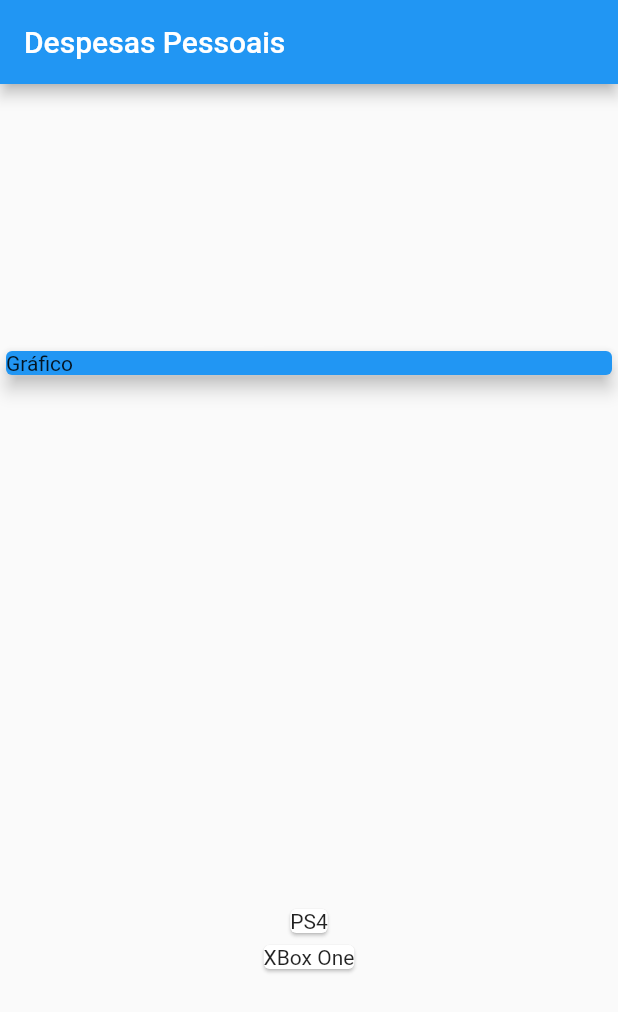
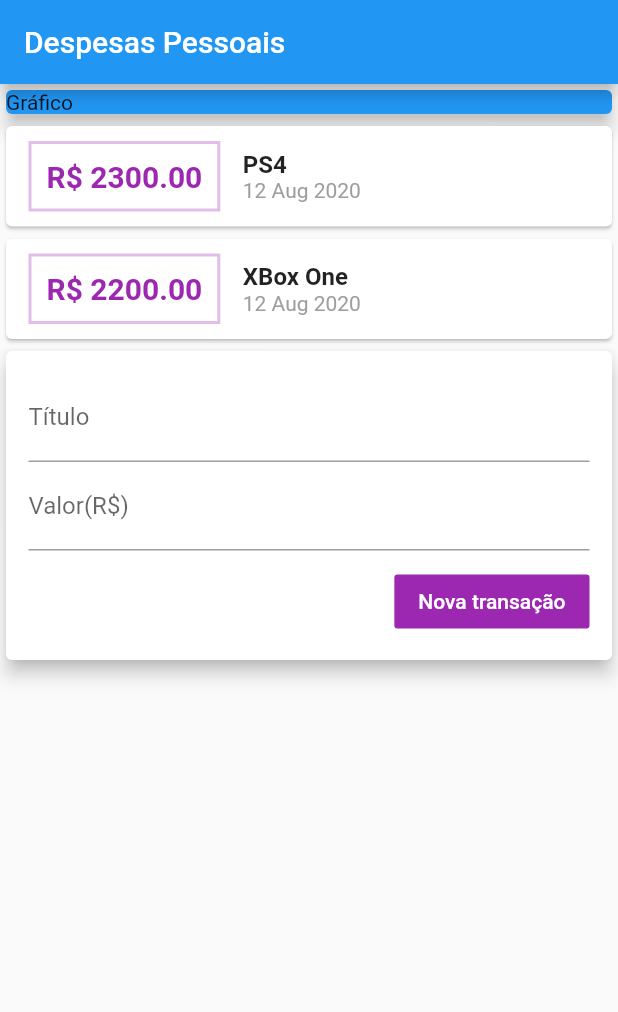
Before and after one commit to DiegoBezerra89/Flutter_course, a Flutter app: the screen it shows after launch, on a phone screen of 412 x 824 dp. Shown: the top 1012 px of the screen. Run offline on Flutter 3.47's test engine with Material 2 defaults, Android fonts, the phone set to English and light mode, and no system bars.

Commit message:
Container format and textField Event captured

```diff
--- a/expenses/lib/main.dart
+++ b/expenses/lib/main.dart
@@ -1,5 +1,6 @@
 import 'models/transaction.dart';
 import 'package:flutter/material.dart';
+import 'package:intl/intl.dart';
 
 main() => runApp(ExpensesApp());
 
@@ -13,6 +14,9 @@ class ExpensesApp extends StatelessWidget {
 }
 
 class MyHomePage extends StatelessWidget {
+  final titleController = TextEditingController();
+  final valueController = TextEditingController();
+
   final _transactions = [
     Transaction(
       id: 't1',
@@ -25,7 +29,7 @@ class MyHomePage extends StatelessWidget {
       title: 'XBox One',
       value: 2200.00,
       date: DateTime.now(),
-    )
+    ),
   ];
 
   @override
@@ -35,7 +39,6 @@ class MyHomePage extends StatelessWidget {
         title: Text('Despesas Pessoais'),
       ),
       body: Column(
-        mainAxisAlignment: MainAxisAlignment.spaceAround,
         crossAxisAlignment: CrossAxisAlignment.stretch,
         children: <Widget>[
           Container(
@@ -49,9 +52,94 @@ class MyHomePage extends StatelessWidget {
           Column(
             children: _transactions.map((tr) {
               return Card(
-                child: Text(tr.title),
+                child: Row(
+                  children: [
+                    Container(
+                      margin: EdgeInsets.symmetric(
+                        horizontal: 15,
+                        vertical: 10,
+                      ),
+                      decoration: BoxDecoration(
+                        border: Border.all(
+                          color: Colors.purple[100],
+                          width: 2,
+                        ),
+                      ),
+                      padding: EdgeInsets.all(10),
+                      child: Text(
+                        'R\$ ${tr.value.toStringAsFixed(2)}',
+                        style: TextStyle(
+                          fontWeight: FontWeight.bold,
+                          fontSize: 20,
+                          color: Colors.purple,
+                        ),
+                      ),
+                    ),
+                    Column(
+                      crossAxisAlignment: CrossAxisAlignment.start,
+                      children: [
+                        Text(
+                          tr.title,
+                          style: TextStyle(
+                            fontSize: 16,
+                            fontWeight: FontWeight.bold,
+                          ),
+                        ),
+                        Text(
+                          DateFormat('d MMM y').format(tr.date),
+                          style: TextStyle(
+                            color: Colors.grey,
+                          ),
+                        ),
+                      ],
+                    )
+                  ],
+                ),
               );
             }).toList(),
+          ),
+          Card(
+            elevation: 5,
+            child: Padding(
+              padding: const EdgeInsets.all(15),
+              child: Column(
+                children: <Widget>[
+                  TextField(
+                    controller: titleController,
+                    decoration: InputDecoration(
+                      labelText: 'Título',
+                    ),
+                  ),
+                  TextField(
+                    controller: valueController,
+                    decoration: InputDecoration(
+                      labelText: 'Valor(R\$)',
+                    ),
+                  ),
+                  Padding(
+                    padding: const EdgeInsets.only(top: 10),
+                    child: Row(
+                      mainAxisAlignment: MainAxisAlignment.end,
+                      children: [
+                        FlatButton(
+                          color: Colors.purple,
+                          child: Text(
+                            'Nova transação',
+                            style: TextStyle(
+                              color: Colors.white,
+                            ),
+                          ),
+                          onPressed: () {
+                            print(titleController.text);
+                            print(valueController.text);
+                          },
+                        ),
+                      ],
+                    ),
+                  )
+                ],
+              ),
+            ),
           )
         ],
       ),
--- a/expenses/pubspec.yaml
+++ b/expenses/pubspec.yaml
@@ -23,6 +23,7 @@ environment:
 dependencies:
   flutter:
     sdk: flutter
+  intl: ^0.16.1
 
 
   # The following adds the Cupertino Icons font to your application.
```
Also changed, not shown: expenses/pubspec.lock.
